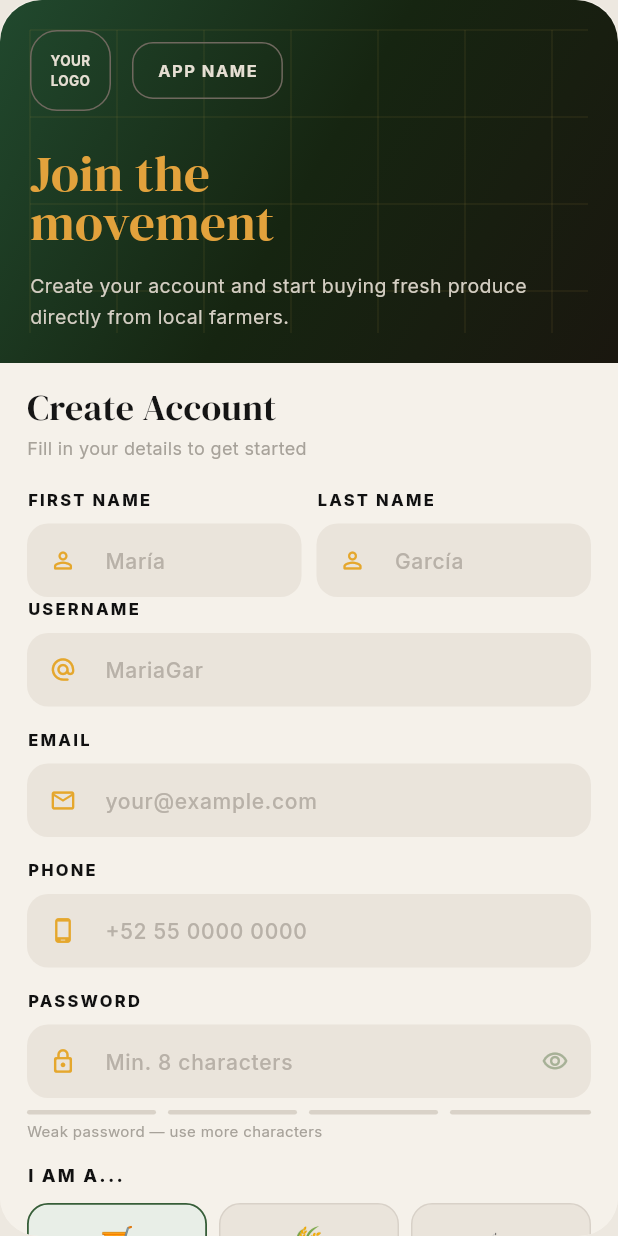
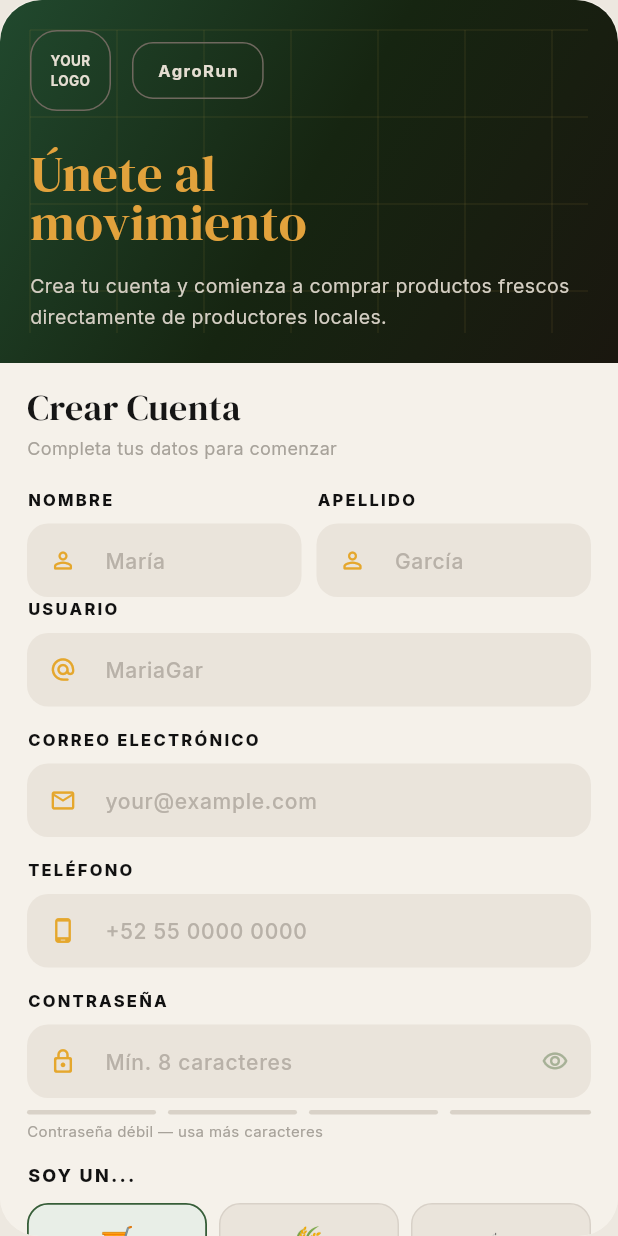
Before and after one commit to GerardoRMei/agrouber, a Flutter app: the RegisterPage screen opened directly, on a phone screen of 412 x 824 dp. Run offline on Flutter 3.47's test engine with Material 3 defaults, Android fonts, the phone set to English and light mode, and no system bars; our stand-ins replace flutter_dotenv, google_fonts; accounts and stored records are empty.

Commit message:
Changed english texts to spanish, also ensured consistency in home page and the product form

```diff
--- a/lib/widgets/login_forumSection.dart
+++ b/lib/widgets/login_forumSection.dart
@@ -137,7 +137,7 @@ class _FormSectionState extends State<FormSection> {
         crossAxisAlignment: CrossAxisAlignment.start,
         children: [
           Text(
-            'Log In',
+            'Iniciar sesión',
             style: TextStyle(
               fontSize: widget.isMobile ? 30 : 40,
               fontWeight: FontWeight.w800,
@@ -146,7 +146,7 @@ class _FormSectionState extends State<FormSection> {
           ),
           const SizedBox(height: 6),
           const Text(
-            'Enter your credentials to continue',
+            'Ingresa tus credenciales para continuar',
             style: TextStyle(
               fontSize: 14,
               color: Color(0xFF8F877C),
@@ -171,7 +171,7 @@ class _FormSectionState extends State<FormSection> {
           ),
           const SizedBox(height: 20),
           const Text(
-            'PASSWORD',
+            'CONTRASEÑA',
             style: TextStyle(
               fontSize: 12,
               fontWeight: FontWeight.w700,
@@ -226,7 +226,7 @@ class _FormSectionState extends State<FormSection> {
                       ),
                     )
                   : const Text(
-                      'Sign In ->',
+                      'Iniciar sesión',
                       style: TextStyle(
                         fontSize: 16,
                         fontWeight: FontWeight.w700,
@@ -255,9 +255,9 @@ class _FormSectionState extends State<FormSection> {
                     fontSize: 14,
                   ),
                   children: [
-                    TextSpan(text: "Don't have an account? "),
+                    TextSpan(text: "¿No tienes una cuenta? "),
                     TextSpan(
-                      text: 'Create one',
+                      text: 'Crea una aquí',
                       style: TextStyle(
                         color: Color(0xFF2A1B10),
                         fontWeight: FontWeight.w800,
--- a/lib/widgets/login_heroSection.dart
+++ b/lib/widgets/login_heroSection.dart
@@ -59,7 +59,7 @@ class HeroSection extends StatelessWidget {
                   border: Border.all(color: const Color(0xFF6F685E)),
                 ),
                 child: const Text(
-                  'APP NAME',
+                  'AgroRun',
                   style: TextStyle(
                     color: Color(0xFFE5DED2),
                     fontSize: 11,
@@ -72,7 +72,7 @@ class HeroSection extends StatelessWidget {
           ),
           SizedBox(height: isMobile ? 26 : 42),
           Text(
-            'Welcome back',
+            'Bienvenido de vuelta a AgroRun',
             style: TextStyle(
               fontSize: isMobile ? 34 : 48,
               height: 1.0,
@@ -84,7 +84,7 @@ class HeroSection extends StatelessWidget {
           ConstrainedBox(
             constraints: const BoxConstraints(maxWidth: 420),
             child: Text(
-              'Sign in to manage orders, review purchases, and connect directly with agricultural producers.',
+              'Inicia sesión para gestionar pedidos, revisar compras y conectarte directamente con productores agrícolas.',
               style: TextStyle(
                 fontSize: isMobile ? 14 : 16,
                 height: 1.6,
--- a/lib/widgets/register_form.dart
+++ b/lib/widgets/register_form.dart
@@ -189,7 +189,7 @@ class RegisterSubmitButton extends StatelessWidget {
           ),
         ),
         child: Text(
-          'Create Account →',
+          'Crea tu cuenta →',
           style: GoogleFonts.inter(
             fontSize: compact ? 16 : 18,
             fontWeight: FontWeight.w800,
--- a/lib/widgets/register_formSection.dart
+++ b/lib/widgets/register_formSection.dart
@@ -80,13 +80,13 @@
       switch (_passwordStrength) {
         case 0:
         case 1:
-          return 'Weak password — use more characters';
+          return 'Contraseña débil — usa más caracteres';
         case 2:
-          return 'Medium strength — add numbers to strengthen';
+          return 'Fuerza media — añade números para fortalecer';
         case 3:
-          return 'Medium strength — add symbols to strengthen';
+          return 'Fuerza media — añade símbolos para fortalecer';
         case 4:
-          return 'Strong password';
+          return 'Contraseña fuerte';
         default:
           return '';
       }
@@ -95,7 +95,7 @@
     Future<void> _submit() async {
       if (!_acceptedTerms) {
         ScaffoldMessenger.of(context).showSnackBar(
-          const SnackBar(content: Text('You must accept the terms to continue.')),
+          const SnackBar(content: Text('Debes aceptar los términos para continuar.')),
         );
         return;
       }
@@ -103,7 +103,7 @@
       if (_selectedRole == RegisterRole.rider) {
         ScaffoldMessenger.of(context).showSnackBar(
           const SnackBar(
-            content: Text('Public registration for riders is not available yet.'),
+            content: Text('El registro público para repartidores no está disponible aún.'),
           ),
         );
         return;
@@ -134,8 +134,8 @@
 
         final message = payload['message']?.toString() ??
     (_isSeller
-        ? 'Seller registration submitted successfully.'
-        : 'Account created successfully.');
+        ? 'Registro de vendedor enviado con éxito.'
+        : 'Cuenta creada con éxito.');
 
       ScaffoldMessenger.of(context).showSnackBar(
         SnackBar(content: Text(message)),
@@ -156,7 +156,7 @@
       } catch (_) {
         if (!mounted) return;
         ScaffoldMessenger.of(context).showSnackBar(
-          const SnackBar(content: Text('Unexpected error.')),
+          const SnackBar(content: Text('Error inesperado.')),
         );
       } finally {
         if (mounted) {
@@ -226,9 +226,9 @@
                             fontSize: 12,
                           ),
                           children: [
-                            const TextSpan(text: 'Already have an account? '),
+                            const TextSpan(text: '¿Ya tienes una cuenta? '),
                             TextSpan(
-                              text: 'Sign in',
+                              text: 'Inicia sesión',
                               style: GoogleFonts.inter(
                                 color: const Color(0xFF172A18),
                                 fontWeight: FontWeight.w700,
@@ -252,7 +252,7 @@
         crossAxisAlignment: CrossAxisAlignment.start,
         children: [
           Text(
-            'Create Account',
+            'Crear Cuenta',
             style: GoogleFonts.dmSerifDisplay(
               color: const Color(0xFF151515),
               fontSize: isMobile ? 24 : 54,
@@ -261,7 +261,7 @@
           ),
           const SizedBox(height: 6),
           Text(
-            'Fill in your details to get started',
+            'Completa tus datos para comenzar',
             style: GoogleFonts.inter(
               color: const Color(0xFFA7A29A),
               fontSize: isMobile ? 12 : 17,
@@ -277,7 +277,7 @@
           Expanded(
             child: RegisterInput(
               compact: isMobile,
-              label: 'FIRST NAME',
+              label: 'NOMBRE',
               hint: 'María',
               icon: Icons.person_outline_rounded,
               controller: _firstNameCtrl,
@@ -288,7 +288,7 @@
           Expanded(
             child: RegisterInput(
               compact: isMobile,
-              label: 'LAST NAME',
+              label: 'APELLIDO',
               hint: 'García',
               icon: Icons.person_outline_rounded,
               controller: _lastNameCtrl,
@@ -302,7 +302,7 @@
     Widget _buildEmailField() {
       return RegisterInput(
         compact: isMobile,
-        label: 'EMAIL',
+        label: 'CORREO ELECTRÓNICO',
         hint: 'your@example.com',
         icon: Icons.email_outlined,
         controller: _emailCtrl,
@@ -314,7 +314,7 @@
     Widget _buildPhoneField() {
       return RegisterInput(
         compact: isMobile,
-        label: 'PHONE',
+        label: 'TELÉFONO',
         hint: '+52 55 0000 0000',
         icon: Icons.phone_android_outlined,
         controller: _phoneCtrl,
@@ -326,8 +326,8 @@
     Widget _buildPasswordField() {
       return RegisterInput(
         compact: isMobile,
-        label: 'PASSWORD',
-        hint: 'Min. 8 characters',
+        label: 'CONTRASEÑA',
+        hint: 'Mín. 8 caracteres',
         icon: Icons.lock_outline_rounded,
         controller: _passwordCtrl,
         obscureText: _obscurePassword,
@@ -347,8 +347,8 @@
           ),
         ),
         validator: (v) {
-          if (v == null || v.isEmpty) return 'Required';
-          if (v.length < 8) return 'Minimum 8 characters';
+          if (v == null || v.isEmpty) return 'Requerido';
+          if (v.length < 8) return 'Mínimo 8 caracteres';
           return null;
         },
       );
@@ -359,7 +359,7 @@
         crossAxisAlignment: CrossAxisAlignment.start,
         children: [
           Text(
-            'I AM A...',
+            'SOY UN...',
             style: GoogleFonts.inter(
               color: const Color(0xFF111111),
               fontSize: isMobile ? 12 : 14,
@@ -373,7 +373,7 @@
               Expanded(
                 child: RegisterRoleCard(
                   compact: isMobile,
-                  title: 'Buyer',
+                  title: 'Comprador',
                   emoji: '🛒',
                   selected: _selectedRole == RegisterRole.buyer,
                   onTap: () => _onRoleSelected(RegisterRole.buyer),
@@ -383,7 +383,7 @@
               Expanded(
                 child: RegisterRoleCard(
                   compact: isMobile,
-                  title: 'Producer',
+                  title: 'Productor',
                   emoji: '🌾',
                   selected: _selectedRole == RegisterRole.producer,
                   onTap: () => _onRoleSelected(RegisterRole.producer),
@@ -393,7 +393,7 @@
               Expanded(
                 child: RegisterRoleCard(
                   compact: isMobile,
-                  title: 'Rider',
+                  title: 'Repartidor',
                   emoji: '🛵',
                   selected: _selectedRole == RegisterRole.rider,
                   onTap: () => _onRoleSelected(RegisterRole.rider),
@@ -406,21 +406,21 @@
     }
 
     String? _requiredValidator(String? value) {
-      if (value == null || value.trim().isEmpty) return 'Required';
+      if (value == null || value.trim().isEmpty) return 'Requerido';
       return null;
     }
 
     String? _emailValidator(String? value) {
-      if (value == null || value.trim().isEmpty) return 'Required';
+      if (value == null || value.trim().isEmpty) return 'Requerido';
       if (!RegExp(r'^[^@]+@[^@]+\.[^@]+').hasMatch(value.trim())) {
-        return 'Enter a valid email';
+        return 'Ingresa un correo válido';
       }
       return null;
     }
     Widget _buildUsernameField() {
     return RegisterInput(
       compact: isMobile,
-      label: 'USERNAME',
+      label: 'USUARIO',
       hint: 'MariaGar',
       icon: Icons.alternate_email_rounded,
       controller: _usernameCtrl,
@@ -434,7 +434,7 @@
       crossAxisAlignment: CrossAxisAlignment.start,
       children: [
         Text(
-          'SELLER INFORMATION',
+          'INFORMACIÓN DEL VENDEDOR',
           style: GoogleFonts.inter(
             color: const Color(0xFF111111),
             fontSize: isMobile ? 12 : 14,
@@ -445,8 +445,8 @@
         const SizedBox(height: 8),
         Text(
           enabled
-              ? 'Complete these fields to register as a seller.'
-              : 'These fields are only enabled when you select Producer.',
+              ? 'Completa estos campos para registrarte como vendedor.'
+              : 'Estos campos solo se habilitan al seleccionar Productor.',
           style: GoogleFonts.inter(
             color: const Color(0xFFA7A29A),
             fontSize: isMobile ? 11 : 13,
@@ -462,14 +462,14 @@
               children: [
                 RegisterInput(
                   compact: isMobile,
-                  label: 'STORE NAME',
+                  label: 'NOMBRE DE LA TIENDA',
                   hint: 'Mi Tienda',
                   icon: Icons.storefront_outlined,
                   controller: _storeNameCtrl,
                   validator: (value) {
                     if (!_isSeller) return null;
                     if (value == null || value.trim().isEmpty) {
-                      return 'Required for seller';
+                      return 'Requerido para vendedor';
                     }
                     return null;
                   },
@@ -477,7 +477,7 @@
                 SizedBox(height: isMobile ? 14 : 18),
                 RegisterInput(
                   compact: isMobile,
-                  label: 'CONTACT PHONE',
+                  label: 'TELÉFONO DE CONTACTO',
                   hint: '+52 55 0000 0000',
                   icon: Icons.phone_outlined,
                   controller: _contactPhoneCtrl,
@@ -485,7 +485,7 @@
                   validator: (value) {
                     if (!_isSeller) return null;
                     if (value == null || value.trim().isEmpty) {
-                      return 'Required for seller';
+                      return 'Requerido para vendedor';
                     }
                     return null;
                   },
@@ -493,7 +493,7 @@
                 SizedBox(height: isMobile ? 14 : 18),
                 RegisterInput(
                   compact: isMobile,
-                  label: 'DESCRIPTION',
+                  label: 'DESCRIPCIÓN',
                   hint: 'Frutas y verduras',
                   icon: Icons.description_outlined,
                   controller: _descriptionCtrl,
--- a/lib/widgets/register_heroSection.dart
+++ b/lib/widgets/register_heroSection.dart
@@ -68,7 +68,7 @@ class RegisterHeroSection extends StatelessWidget {
                       border: Border.all(color: const Color(0xFF6F685E)),
                     ),
                     child: const Text(
-                      'APP NAME',
+                      'AgroRun',
                       style: TextStyle(
                         color: Color(0xFFE5DED2),
                         fontSize: 11,
@@ -81,7 +81,7 @@ class RegisterHeroSection extends StatelessWidget {
               ),
               SizedBox(height: isMobile ? 24 : 42),
               Text(
-                'Join the\nmovement',
+                'Únete al\nmovimiento',
                 style: GoogleFonts.dmSerifDisplay(
                   fontSize: isMobile ? 34 : 52,
                   height: 0.98,
@@ -91,7 +91,7 @@ class RegisterHeroSection extends StatelessWidget {
               const SizedBox(height: 16),
               ConstrainedBox(
                 constraints: const BoxConstraints(maxWidth: 420),
-                child: Text('Create your account and start buying fresh produce directly from local farmers.',
+                child: Text('Crea tu cuenta y comienza a comprar productos frescos directamente de productores locales.',
                   style: TextStyle(
                     fontSize: isMobile ? 13 : 16,
                     height: 1.6,
```
